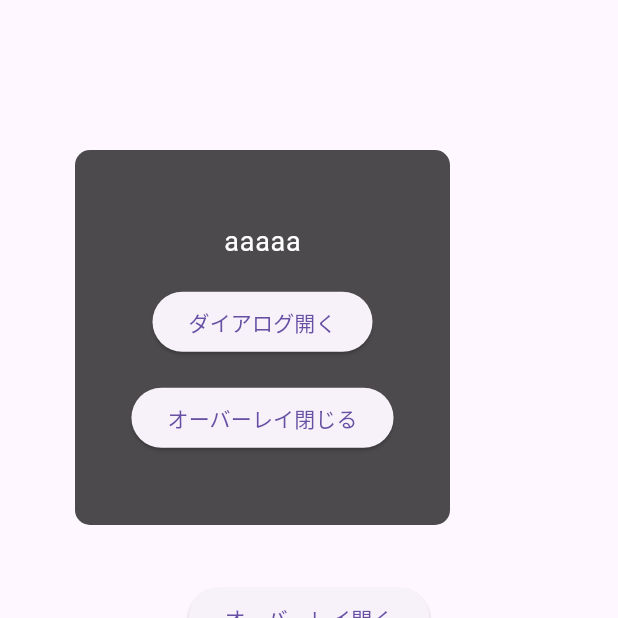
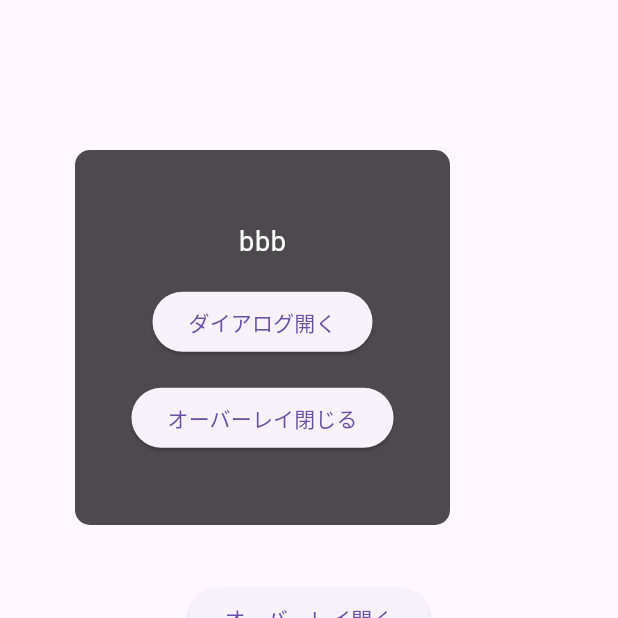
Before and after one commit to toyotarou/test_dialog_overlay_layer_order, a Flutter app: the screen it shows after launch, after a tap on "オーバーレイ開く", on a phone screen of 412 x 824 dp, the top half of it. Run offline on Flutter 3.47's test engine with Material 3 defaults, Android fonts, the phone set to English and light mode, and no system bars.

Commit message:
commit 20250128

```diff
--- /dev/null
+++ b/lib/parts/overlay_content_widget.dart
@@ -0,0 +1,34 @@
+import 'package:flutter/material.dart';
+
+class OverlayContentWidget extends StatelessWidget {
+  const OverlayContentWidget({
+    super.key,
+    required this.str,
+    required this.dialogContentWidget,
+    required this.onOpenDialog,
+    required this.onCloseOverlay,
+  });
+
+  final String str;
+  final Widget dialogContentWidget;
+  final VoidCallback onOpenDialog;
+  final VoidCallback onCloseOverlay;
+
+  ///
+  @override
+  Widget build(BuildContext context) {
+    return Column(
+      mainAxisAlignment: MainAxisAlignment.center,
+      children: <Widget>[
+        Text(
+          str,
+          style: Theme.of(context).textTheme.bodyLarge?.copyWith(color: Colors.white, fontSize: 18),
+        ),
+        const SizedBox(height: 16),
+        ElevatedButton(onPressed: onOpenDialog, child: const Text('ダイアログ開く')),
+        const SizedBox(height: 16),
+        ElevatedButton(onPressed: onCloseOverlay, child: const Text('オーバーレイ閉じる')),
+      ],
+    );
+  }
+}
--- a/lib/screens/home_screen.dart
+++ b/lib/screens/home_screen.dart
@@ -12,22 +12,20 @@ class HomeScreen extends StatefulWidget {
 class _HomeScreenState extends State<HomeScreen> {
   final OverlayService overlayService = OverlayService();
 
+  ///
   @override
   void didChangeDependencies() {
     super.didChangeDependencies();
     overlayService.initOverlay(context);
   }
 
+  ///
   @override
   Widget build(BuildContext context) {
     return Scaffold(
       body: Center(
         child: ElevatedButton(
-          onPressed: () => overlayService.openOverlay(
-            context: context,
-            str: 'aaaaa',
-            dialogContentWidget: const SecondScreen(),
-          ),
+          onPressed: () => overlayService.openOverlay(context: context, dialogContentWidget: const SecondScreen()),
           child: const Text('オーバーレイ開く'),
         ),
       ),
--- a/lib/service/dialog_service.dart
+++ b/lib/service/dialog_service.dart
@@ -6,7 +6,6 @@ import '../extensions/extensions.dart';
 ///
 Future<void> openDialog({
   required BuildContext context,
-  required String str,
   required VoidCallback removeOverlay,
   required VoidCallback reOpenOverlay,
   required bool isOverlayOpen,
@@ -19,10 +18,7 @@ Future<void> openDialog({
     context: context,
     builder: (BuildContext context) {
       return Container(
-        padding: EdgeInsets.only(
-          top: context.screenSize.height * 0.3,
-          left: context.screenSize.width * 0.3,
-        ),
+        padding: EdgeInsets.only(top: context.screenSize.height * 0.3, left: context.screenSize.width * 0.3),
         child: Dialog(
           backgroundColor: Colors.blueGrey.withOpacity(0.3),
           shape: RoundedRectangleBorder(borderRadius: BorderRadius.circular(30)),
--- a/lib/service/overlay_service.dart
+++ b/lib/service/overlay_service.dart
@@ -1,5 +1,6 @@
 import 'package:flutter/material.dart';
 
+import '../parts/overlay_content_widget.dart';
 import 'dialog_service.dart';
 
 class OverlayService {
@@ -13,11 +14,7 @@ class OverlayService {
   void initOverlay(BuildContext context) => overlayState = Overlay.of(context);
 
   ///
-  void openOverlay({
-    required BuildContext context,
-    required String str,
-    required Widget dialogContentWidget,
-  }) {
+  void openOverlay({required BuildContext context, required Widget dialogContentWidget}) {
     if (overlayEntry != null) {
       return;
     }
@@ -32,22 +29,11 @@ class OverlayService {
           width: 250,
           height: 250,
           decoration: BoxDecoration(color: Colors.black.withOpacity(0.7), borderRadius: BorderRadius.circular(10)),
-          child: Column(
-            mainAxisAlignment: MainAxisAlignment.center,
-            children: <Widget>[
-              Text(
-                str,
-                style: Theme.of(context).textTheme.bodyLarge?.copyWith(color: Colors.white, fontSize: 18),
-              ),
-              const SizedBox(height: 16),
-              ElevatedButton(
-                onPressed: () =>
-                    callDialogService(context: context, str: str, dialogContentWidget: dialogContentWidget),
-                child: const Text('ダイアログ開く'),
-              ),
-              const SizedBox(height: 16),
-              ElevatedButton(onPressed: closeOverlay, child: const Text('オーバーレイ閉じる')),
-            ],
+          child: OverlayContentWidget(
+            str: 'bbb',
+            dialogContentWidget: dialogContentWidget,
+            onOpenDialog: () => callDialogService(context: context, dialogContentWidget: dialogContentWidget),
+            onCloseOverlay: closeOverlay,
           ),
         ),
       ),
@@ -62,21 +48,15 @@ class OverlayService {
       overlayEntry!.remove();
       overlayEntry = null;
     }
-
     overlayOpenFlag = false;
   }
 
   ///
-  Future<void> callDialogService({
-    required BuildContext context,
-    required String str,
-    required Widget dialogContentWidget,
-  }) async {
+  Future<void> callDialogService({required BuildContext context, required Widget dialogContentWidget}) async {
     await openDialog(
       context: context,
-      str: str,
       removeOverlay: closeOverlay,
-      reOpenOverlay: () => openOverlay(context: context, str: str, dialogContentWidget: dialogContentWidget),
+      reOpenOverlay: () => openOverlay(context: context, dialogContentWidget: dialogContentWidget),
       isOverlayOpen: overlayOpenFlag,
       dialogContentWidget: dialogContentWidget,
     );
```
